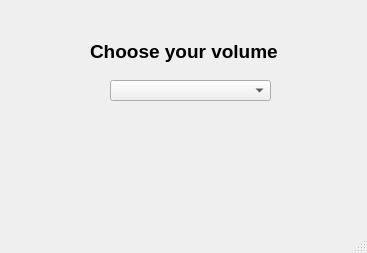
First picture: the form in ui/disk_selection.ui, repository huyg1108/FAT32-NTFS-reader, before the edit.
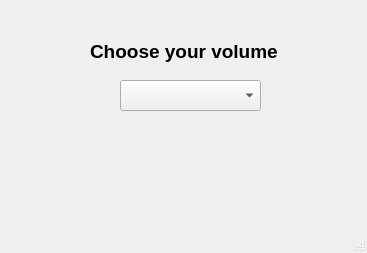
Second picture: the form after the edit.

```diff
--- a/ui/disk_selection.ui
+++ b/ui/disk_selection.ui
@@ -30,10 +30,10 @@
    <widget class="QComboBox" name="comboBox">
     <property name="geometry">
      <rect>
-      <x>110</x>
+      <x>120</x>
       <y>80</y>
-      <width>161</width>
-      <height>21</height>
+      <width>141</width>
+      <height>31</height>
      </rect>
     </property>
    </widget>
```
